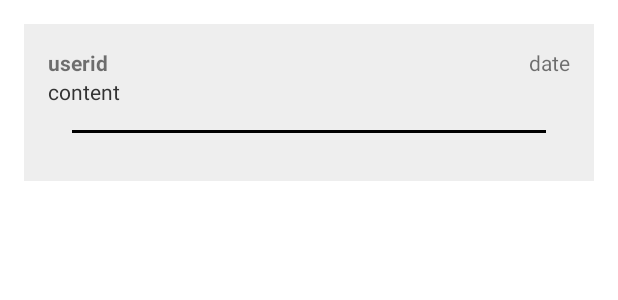
After one commit to Vespoi/Capstone_test, an Android app: the layout custom_comment.xml on its own in the app's theme, with its tools: preview values and no code run, on a phone screen of 412 x 824 dp. The commit adds this screen. Shown: the top 300 px of the screen. Run offline under Robolectric (Android 15) with nearby library versions, the phone set to English and light mode, and no system bars.

Commit message:
게시판 복붙

```diff
--- /dev/null
+++ b/app/src/main/res/layout/custom_comment.xml
@@ -0,0 +1,45 @@
+<?xml version="1.0" encoding="utf-8"?>
+<LinearLayout xmlns:android="http://schemas.android.com/apk/res/android"
+    android:layout_width="match_parent"
+    android:layout_height="wrap_content"
+    android:padding="16dp"
+    android:layout_margin="16dp"
+    android:background="#eeeeee"
+    android:orientation="vertical">
+
+    <LinearLayout
+        android:layout_width="match_parent"
+        android:layout_height="wrap_content"
+        android:orientation="horizontal">
+
+        <TextView
+            android:id="@+id/cmt_userid_tv"
+            android:layout_width="match_parent"
+            android:layout_height="wrap_content"
+            android:layout_weight="1"
+            android:textStyle="bold"
+            android:text="userid" />
+
+        <TextView
+            android:id="@+id/cmt_date_tv"
+            android:gravity="right"
+            android:layout_width="match_parent"
+            android:layout_height="wrap_content"
+            android:layout_weight="1"
+            android:text="date" />
+
+    </LinearLayout>
+
+    <TextView
+        android:id="@+id/cmt_content_tv"
+        android:layout_width="match_parent"
+        android:textColor="#333333"
+        android:layout_height="wrap_content"
+        android:text="content" />
+    <View
+        android:layout_width="match_parent"
+        android:layout_height="2dp"
+        android:layout_margin="16dp"
+        android:background="#000000"
+        />
+</LinearLayout>
```
Also changed, not shown: app/src/main/java/com/example/temptest/AnnounceDetail.java (+374 -0 lines), app/src/main/java/com/example/temptest/AnnounceRegister.java (+120 -1 lines), app/src/main/java/com/example/temptest/AnnouncementActivity.java (+59 -25 lines).
